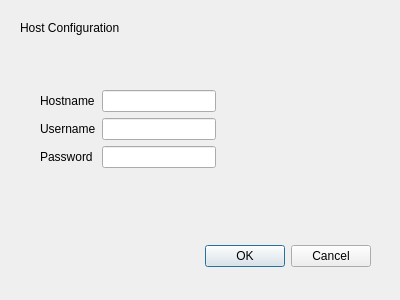
Qt form gui/configdialog.ui (luispedro/rbit) before a commit.
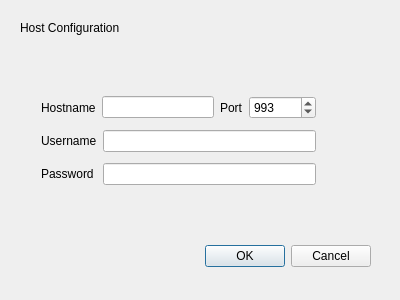
The same form after that commit.

Commit message: ENH Allow user to specify port

```diff
--- a/gui/configdialog.ui
+++ b/gui/configdialog.ui
@@ -32,21 +32,35 @@
     <set>QDialogButtonBox::Cancel|QDialogButtonBox::Ok</set>
    </property>
   </widget>
-  <widget class="QWidget" name="layoutWidget">
+  <widget class="QLabel" name="label_4">
    <property name="geometry">
     <rect>
-     <x>40</x>
-     <y>90</y>
-     <width>176</width>
-     <height>98</height>
+     <x>20</x>
+     <y>20</y>
+     <width>301</width>
+     <height>16</height>
     </rect>
    </property>
-   <layout class="QFormLayout" name="formLayout">
-    <property name="fieldGrowthPolicy">
-     <enum>QFormLayout::ExpandingFieldsGrow</enum>
-    </property>
-    <item row="0" column="1">
-     <widget class="QLineEdit" name="hostname"/>
+   <property name="text">
+    <string>Host Configuration</string>
+   </property>
+  </widget>
+  <widget class="QWidget" name="">
+   <property name="geometry">
+    <rect>
+     <x>41</x>
+     <y>91</y>
+     <width>275</width>
+     <height>100</height>
+    </rect>
+   </property>
+   <layout class="QGridLayout" name="gridLayout">
+    <item row="2" column="1">
+     <widget class="QLineEdit" name="password">
+      <property name="echoMode">
+       <enum>QLineEdit::Password</enum>
+      </property>
+     </widget>
     </item>
     <item row="1" column="0">
      <widget class="QLabel" name="label_2">
@@ -55,9 +69,6 @@
       </property>
      </widget>
     </item>
-    <item row="1" column="1">
-     <widget class="QLineEdit" name="username"/>
-    </item>
     <item row="2" column="0">
      <widget class="QLabel" name="label_3">
       <property name="text">
@@ -65,36 +76,53 @@
       </property>
      </widget>
     </item>
-    <item row="2" column="1">
-     <widget class="QLineEdit" name="password">
-      <property name="echoMode">
-       <enum>QLineEdit::Password</enum>
-      </property>
-     </widget>
-    </item>
-    <item row="0" column="0">
+    <item row="0" column="0" colspan="2">
+     <layout class="QHBoxLayout" name="horizontalLayout">
+      <item>
      <widget class="QLabel" name="label">
       <property name="text">
        <string>Hostname</string>
       </property>
      </widget>
     </item>
-   </layout>
-  </widget>
-  <widget class="QLabel" name="label_4">
-   <property name="geometry">
-    <rect>
-     <x>20</x>
-     <y>20</y>
-     <width>301</width>
-     <height>16</height>
-    </rect>
-   </property>
+      <item>
+       <widget class="QLineEdit" name="hostname"/>
+      </item>
+      <item>
+       <widget class="QLabel" name="label_5">
    <property name="text">
-    <string>Host Configuration</string>
-   </property>
-  </widget>
- </widget>
+         <string>Port</string>
+        </property>
+       </widget>
+      </item>
+      <item>
+       <widget class="QSpinBox" name="port">
+        <property name="minimum">
+         <number>1</number>
+        </property>
+        <property name="maximum">
+         <number>999999</number>
+        </property>
+        <property name="value">
+         <number>993</number>
+        </property>
+       </widget>
+      </item>
+     </layout>
+    </item>
+    <item row="1" column="1">
+     <widget class="QLineEdit" name="username"/>
+    </item>
+   </layout>
+  </widget>
+ </widget>
+ <tabstops>
+  <tabstop>hostname</tabstop>
+  <tabstop>port</tabstop>
+  <tabstop>username</tabstop>
+  <tabstop>password</tabstop>
+  <tabstop>buttonBox</tabstop>
+ </tabstops>
  <resources/>
  <connections>
   <connection>
```
Lines whose indentation alone changed are shown as unchanged. The commit also changes 2 other files.
